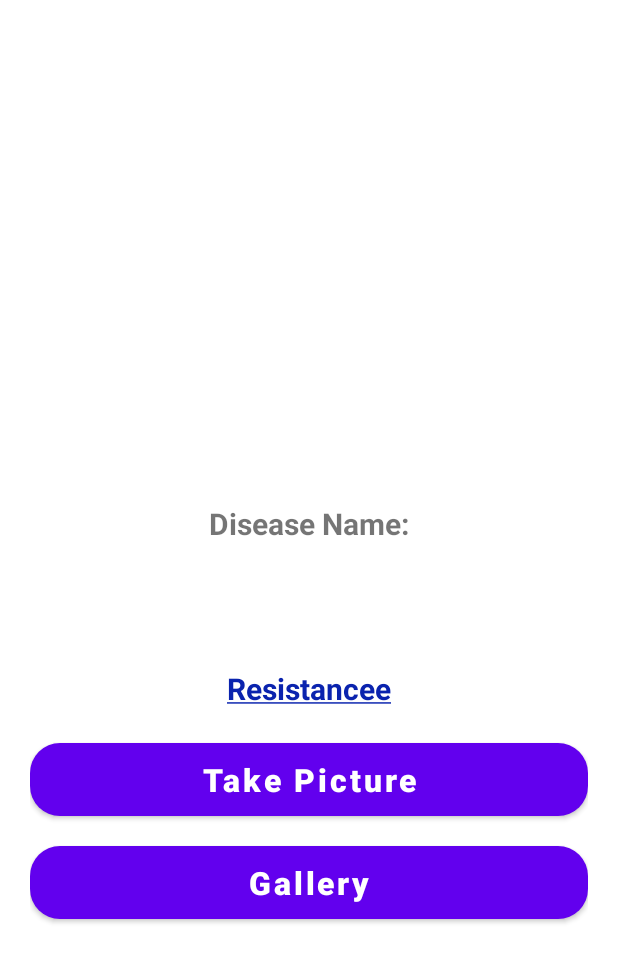
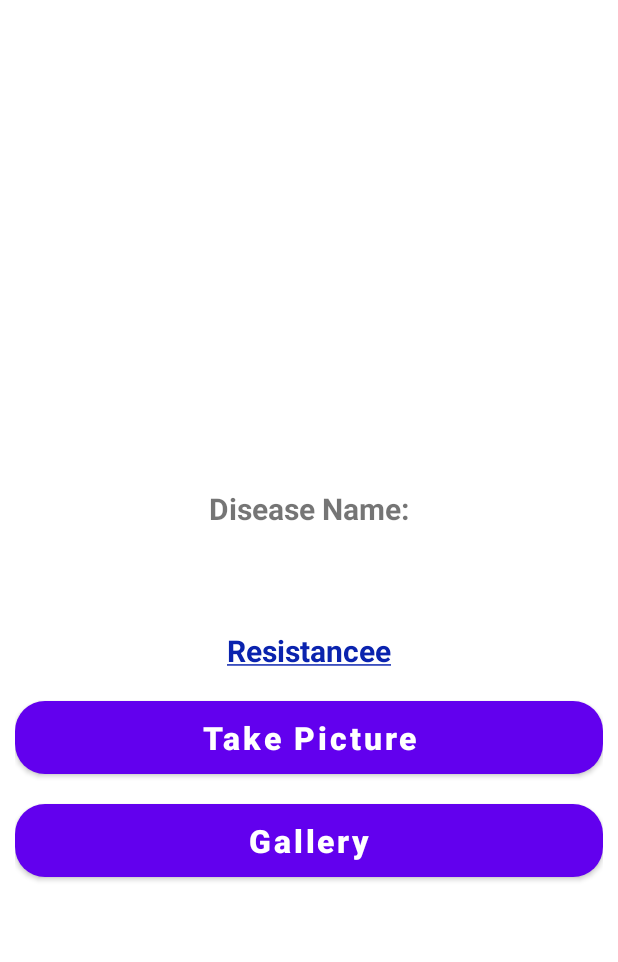
Before and after one commit to mawdud01/AgriGenius, an Android app: the appleclass screen opened directly, with no data from a screen before it, on a phone screen of 412 x 824 dp. Shown: the top 962 px of the screen. Run offline under Robolectric (Android 15) with nearby library versions, the phone set to English and light mode, and no system bars; libraries missing offline, so code that uses them is left out: org.tensorflow.lite.

Commit message:
Initial commit

```diff
--- a/app/src/main/res/layout/activity_apple.xml
+++ b/app/src/main/res/layout/activity_apple.xml
@@ -4,7 +4,7 @@
     xmlns:tools="http://schemas.android.com/tools"
     android:layout_width="match_parent"
     android:layout_height="match_parent"
-    android:layout_margin="20dp"
+    android:layout_margin="10dp"
     android:orientation="vertical"
     >
 
@@ -45,7 +45,7 @@
 
 
         <TextView
-            android:paddingTop="15dp"
+
 
             android:layout_width="wrap_content"
             android:layout_height="wrap_content"
@@ -63,11 +63,11 @@
 
 
 
+
     <TextView
-        android:layout_width="wrap_content"
-        android:layout_height="wrap_content"
+        android:layout_width="0dp"
+        android:layout_height="0dp"
         android:layout_gravity="center"
-        android:textColor="#000"
         android:textSize="1sp"
         android:id="@+id/confidence"
         android:visibility="invisible"
```
Also changed, not shown: app/src/main/res/layout/activity_tomatoclass.xml (+3 -4 lines).
